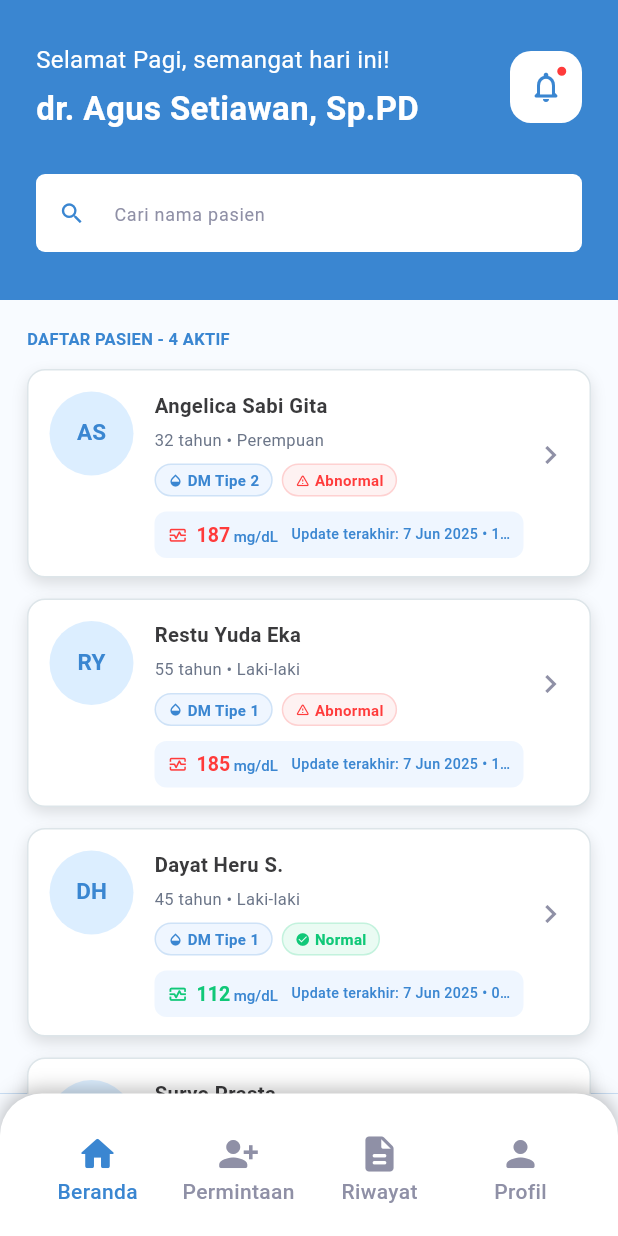
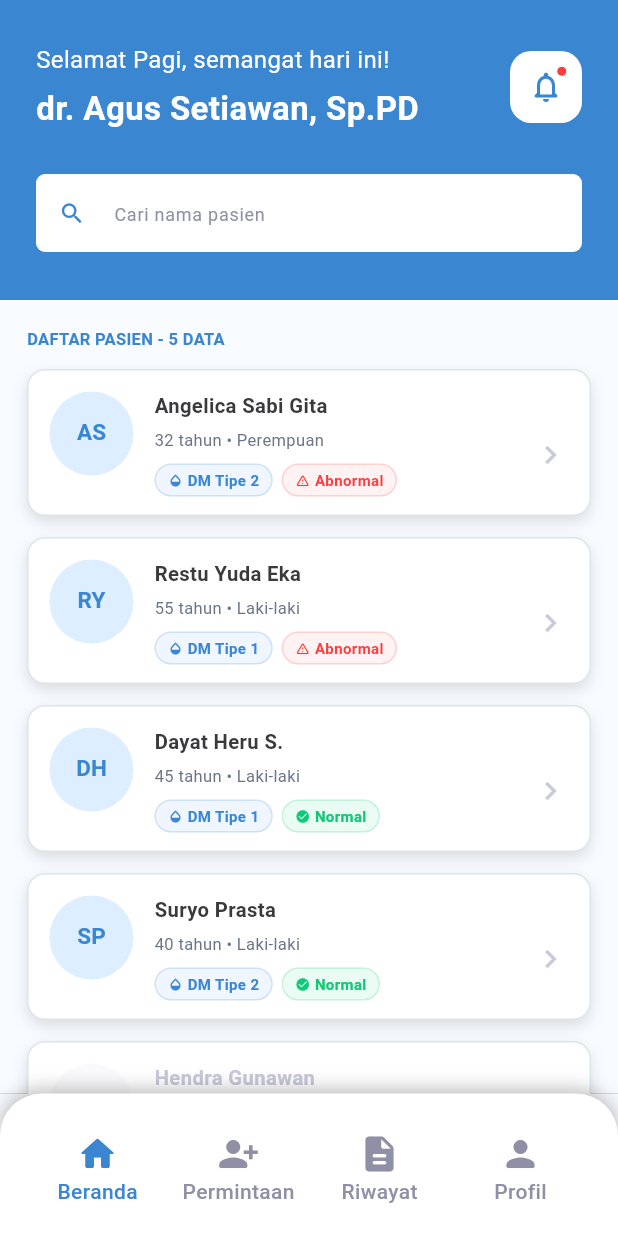
Before and after one commit to maulinanl/diabetaku_app, a Flutter app: the DoctorMainPage screen opened directly, on a phone screen of 412 x 824 dp. Run offline on Flutter 3.47's test engine with Material 3 defaults, Android fonts, the light colour scheme and no system bars; our stand-ins replace fl_chart, google_fonts.

Commit message:
Editing main page doctor dan notif

```diff
--- a/lib/features/doctor/pages/doctor_main_page.dart
+++ b/lib/features/doctor/pages/doctor_main_page.dart
@@ -65,6 +65,7 @@
       'glucose': '187',
       'status': 'Abnormal',
       'isNormal': false,
+      'isConnected': true,
       'lastUpdate': 'Update terakhir: 7 Jun 2025 • 13:04',
     },
     {
@@ -75,6 +76,7 @@
       'glucose': '185',
       'status': 'Abnormal',
       'isNormal': false,
+      'isConnected': true,
       'lastUpdate': 'Update terakhir: 7 Jun 2025 • 12:30',
     },
     {
@@ -85,6 +87,7 @@
       'glucose': '112',
       'status': 'Normal',
       'isNormal': true,
+      'isConnected': true,
       'lastUpdate': 'Update terakhir: 7 Jun 2025 • 08:10',
     },
     {
@@ -95,7 +98,19 @@
       'glucose': '118',
       'status': 'Normal',
       'isNormal': true,
+      'isConnected': true,
       'lastUpdate': 'Update terakhir: 6 Jun 2025 • 19:45',
+    },
+    {
+      'initial': 'HG',
+      'name': 'Hendra Gunawan',
+      'info': '50 tahun • Laki-laki',
+      'type': 'DM Tipe 2',
+      'glucose': '142',
+      'status': 'Normal',
+      'isNormal': true,
+      'isConnected': false,
+      'lastUpdate': 'Data terakhir: 6 Jun 2025 • 09:00',
     },
   ];
 
@@ -131,7 +146,7 @@
                         padding: const EdgeInsets.fromLTRB(18, 18, 18, 120),
                         children: [
                           Text(
-                            'DAFTAR PASIEN - ${filteredPatients.length} AKTIF',
+                            'DAFTAR PASIEN - ${filteredPatients.length} DATA',
                             style: const TextStyle(
                               color: AppColors.primaryBlue,
                               fontSize: 11,
@@ -152,6 +167,7 @@
                                 status: patient['status'] as String,
                                 isNormal: patient['isNormal'] as bool,
                                 lastUpdate: patient['lastUpdate'] as String,
+                                isConnected: patient['isConnected'] as bool,
                                 onTap: () {
                                   Navigator.push(
                                     context,
@@ -245,10 +261,7 @@
                           decoration: BoxDecoration(
                             color: AppColors.red,
                             shape: BoxShape.circle,
-                            border: Border.all(
-                              color: Colors.white,
-                              width: 1.5,
-                            ),
+                            border: Border.all(color: Colors.white, width: 1.5),
                           ),
                         ),
                       ),
@@ -347,6 +360,7 @@
   final bool isNormal;
   final String lastUpdate;
   final VoidCallback onTap;
+  final bool isConnected;
 
   const _PatientCard({
     required this.initials,
@@ -358,12 +372,20 @@
     required this.isNormal,
     required this.lastUpdate,
     required this.onTap,
+    required this.isConnected,
   });
 
   @override
   Widget build(BuildContext context) {
     final statusColor = isNormal ? const Color(0xFF10C878) : AppColors.red;
     final statusBg = isNormal ? const Color(0xFFEAFBF3) : AppColors.lightRed;
+
+    final mainTextColor = isConnected ? AppColors.dark1 : AppColors.dark4;
+    final subTextColor = isConnected ? AppColors.dark2 : AppColors.dark4;
+    final avatarBg = isConnected ? AppColors.lightBlue : AppColors.light4;
+    final avatarTextColor = isConnected
+        ? AppColors.primaryBlue
+        : AppColors.dark4;
 
     return InkWell(
       onTap: onTap,
@@ -376,11 +398,11 @@
           children: [
             CircleAvatar(
               radius: 28,
-              backgroundColor: AppColors.lightBlue,
+              backgroundColor: avatarBg,
               child: Text(
                 initials,
-                style: const TextStyle(
-                  color: AppColors.primaryBlue,
+                style: TextStyle(
+                  color: avatarTextColor,
                   fontWeight: FontWeight.bold,
                   fontSize: 15,
                 ),
@@ -393,8 +415,8 @@
                 children: [
                   Text(
                     name,
-                    style: const TextStyle(
-                      color: AppColors.dark1,
+                    style: TextStyle(
+                      color: mainTextColor,
                       fontWeight: FontWeight.w700,
                       fontSize: 13.5,
                     ),
@@ -402,10 +424,7 @@
                   const SizedBox(height: 5),
                   Text(
                     info,
-                    style: const TextStyle(
-                      color: AppColors.dark2,
-                      fontSize: 11,
-                    ),
+                    style: TextStyle(color: subTextColor, fontSize: 11),
                   ),
                   const SizedBox(height: 8),
                   Wrap(
@@ -414,10 +433,15 @@
                     children: [
                       _statusBadge(
                         text: type,
-                        bg: AppColors.veryLightBlue,
-                        textColor: AppColors.primaryBlue,
+                        bg: isConnected
+                            ? AppColors.veryLightBlue
+                            : AppColors.light4,
+                        textColor: isConnected
+                            ? AppColors.primaryBlue
+                            : AppColors.dark4,
                         icon: Icons.opacity,
                       ),
+                      if (isConnected)
                         _statusBadge(
                           text: status,
                           bg: statusBg,
@@ -425,14 +449,15 @@
                           icon: isNormal
                               ? Icons.check_circle
                               : Icons.warning_amber_rounded,
+                        )
+                      else
+                        _statusBadge(
+                          text: 'Tidak Terhubung',
+                          bg: AppColors.light4,
+                          textColor: AppColors.dark4,
+                          icon: Icons.link_off_rounded,
                         ),
                     ],
-                  ),
-                  const SizedBox(height: 10),
-                  _glucoseBox(
-                    glucose: glucose,
-                    statusColor: statusColor,
-                    lastUpdate: lastUpdate,
                   ),
                 ],
               ),
@@ -442,66 +467,12 @@
               padding: EdgeInsets.only(top: 30),
               child: Icon(
                 Icons.chevron_right,
-                color: AppColors.dark3,
+                color: AppColors.dark4,
                 size: 24,
               ),
             ),
           ],
         ),
-      ),
-    );
-  }
-
-  Widget _glucoseBox({
-    required String glucose,
-    required Color statusColor,
-    required String lastUpdate,
-  }) {
-    return Container(
-      width: double.infinity,
-      padding: const EdgeInsets.symmetric(horizontal: 9, vertical: 8),
-      decoration: BoxDecoration(
-        color: AppColors.veryLightBlue,
-        borderRadius: BorderRadius.circular(8),
-      ),
-      child: Row(
-        children: [
-          Icon(Icons.monitor_heart_outlined, size: 13, color: statusColor),
-          const SizedBox(width: 6),
-          RichText(
-            text: TextSpan(
-              text: glucose,
-              style: TextStyle(
-                color: statusColor,
-                fontSize: 13,
-                fontWeight: FontWeight.bold,
-              ),
-              children: const [
-                TextSpan(
-                  text: ' mg/dL',
-                  style: TextStyle(
-                    color: AppColors.primaryBlue,
-                    fontSize: 10,
-                    fontWeight: FontWeight.w500,
-                  ),
-                ),
-              ],
-            ),
-          ),
-          const SizedBox(width: 8),
-          Expanded(
-            child: Text(
-              lastUpdate,
-              textAlign: TextAlign.right,
-              overflow: TextOverflow.ellipsis,
-              style: const TextStyle(
-                color: AppColors.primaryBlue,
-                fontSize: 9.5,
-                fontWeight: FontWeight.w500,
-              ),
-            ),
-          ),
-        ],
       ),
     );
   }
--- a/lib/features/doctor/pages/doctor_notification_page.dart
+++ b/lib/features/doctor/pages/doctor_notification_page.dart
@@ -64,18 +64,22 @@
     super.dispose();
   }
 
-  void _openNotificationDetail(Map<String, Object> item) {
+  Future<void> _openNotificationDetail(Map<String, Object> item) async {
+  setState(() {
+    item['read'] = true;
+  });
+
   final type = item['type'] as String;
 
   if (type == 'abnormal') {
-      Navigator.push(
+    await Navigator.push(
       context,
       MaterialPageRoute(
         builder: (_) => const AbnormalNotificationDetailPage(),
       ),
     );
   } else if (type == 'connection') {
-      Navigator.push(
+    await Navigator.push(
       context,
       MaterialPageRoute(
         builder: (_) => const RequestDetailPage(
@@ -89,12 +93,14 @@
       ),
     );
   } else if (type == 'note') {
-      Navigator.push(
+    await Navigator.push(
       context,
-        MaterialPageRoute(builder: (_) => const ClinicalNoteDetailPage()),
+      MaterialPageRoute(
+        builder: (_) => const ClinicalNoteDetailPage(),
+      ),
     );
   } else if (type == 'disconnected') {
-      Navigator.push(
+    await Navigator.push(
       context,
       MaterialPageRoute(
         builder: (_) => const DisconnectedNotificationDetailPage(),
```
Lines whose indentation alone changed are shown as unchanged.
